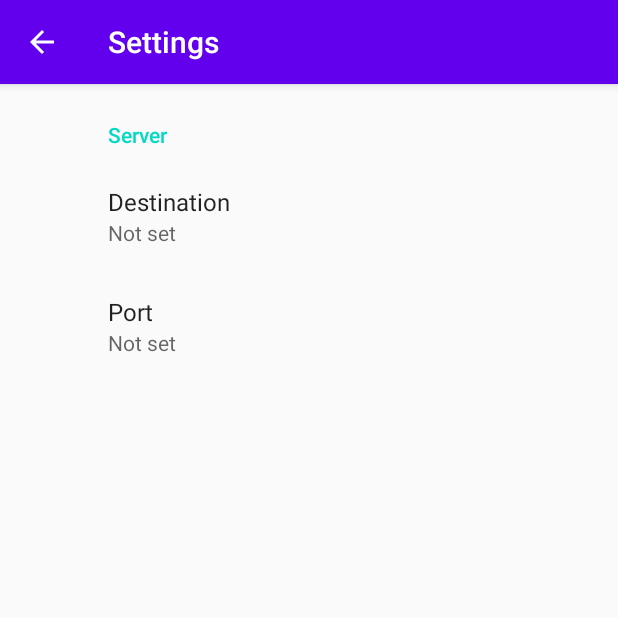
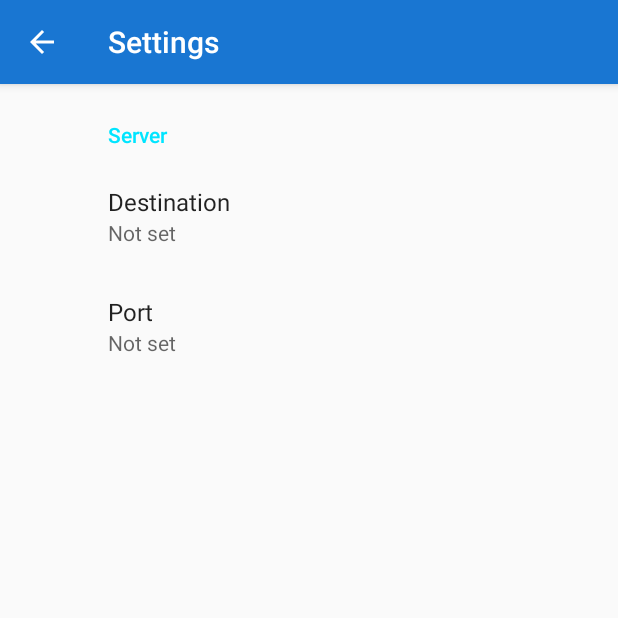
Before and after one commit to derogab/adl-app, an Android app: the SettingsActivity screen opened directly, with no data from a screen before it, on a phone screen of 412 x 824 dp, the top half of it. Run offline under Robolectric (Android 15) with nearby library versions, the phone set to English and light mode, and no system bars; our stand-ins replace androidx.preference.

Commit message:
Test new colors

```diff
--- a/app/src/main/java/com/derogab/adlanalyzer/ui/personal/PersonalContainerLayout.java
+++ b/app/src/main/java/com/derogab/adlanalyzer/ui/personal/PersonalContainerLayout.java
@@ -2,7 +2,9 @@ package com.derogab.adlanalyzer.ui.personal;
 
 import android.content.Context;
 import android.content.SharedPreferences;
+import android.content.res.ColorStateList;
 import android.graphics.Color;
+import android.os.Build;
 import android.text.Editable;
 import android.text.TextWatcher;
 import android.util.AttributeSet;
@@ -16,6 +18,7 @@ import android.widget.RadioButton;
 import android.widget.RadioGroup;
 import android.widget.TextView;
 
+import com.derogab.adlanalyzer.R;
 import com.derogab.adlanalyzer.models.FormElement;
 import com.derogab.adlanalyzer.models.FormGroup;
 import com.derogab.adlanalyzer.models.FormSubElement;
@@ -34,7 +37,7 @@ import java.util.List;
 import java.util.Set;
 
 import androidx.annotation.Nullable;
-import androidx.cardview.widget.CardView;
+import androidx.core.content.ContextCompat;
 
 public class PersonalContainerLayout extends LinearLayout {
 
--- a/app/src/main/res/layout/fragment_learning.xml
+++ b/app/src/main/res/layout/fragment_learning.xml
@@ -235,6 +235,7 @@
         android:layout_alignParentEnd="true"
         android:visibility="gone"
         app:fabSize="normal"
+        app:backgroundTint="@color/colorAccent"
         app:layout_constraintBottom_toBottomOf="parent"
         app:layout_constraintRight_toRightOf="parent"
         app:layout_constraintEnd_toEndOf="parent" />
--- a/app/src/main/res/layout/fragment_personal.xml
+++ b/app/src/main/res/layout/fragment_personal.xml
@@ -64,6 +64,7 @@
         android:layout_alignParentEnd="true"
         android:visibility="gone"
         app:fabSize="normal"
+        app:backgroundTint="@color/colorAccent"
         app:layout_constraintBottom_toBottomOf="parent"
         app:layout_constraintRight_toRightOf="parent"
         app:layout_constraintEnd_toEndOf="parent" />
--- a/app/src/main/res/values/colors.xml
+++ b/app/src/main/res/values/colors.xml
@@ -1,6 +1,7 @@
 <?xml version="1.0" encoding="utf-8"?>
 <resources>
-    <color name="colorPrimary">#6200EE</color>
-    <color name="colorPrimaryDark">#3700B3</color>
-    <color name="colorAccent">#03DAC5</color>
+    <color name="colorPrimary">#1976d2</color>
+    <color name="colorPrimaryDark">#004ba0</color>
+    <color name="colorAccent">#00e5ff</color>
+    <color name="colorAccentDark">#6effff</color>
 </resources>
--- a/app/src/main/res/values/styles.xml
+++ b/app/src/main/res/values/styles.xml
@@ -1,4 +1,4 @@
-<resources>
+<resources xmlns:tools="http://schemas.android.com/tools">
 
     <!-- Base application theme. -->
     <style name="AppTheme" parent="Theme.AppCompat.Light.DarkActionBar">
```
